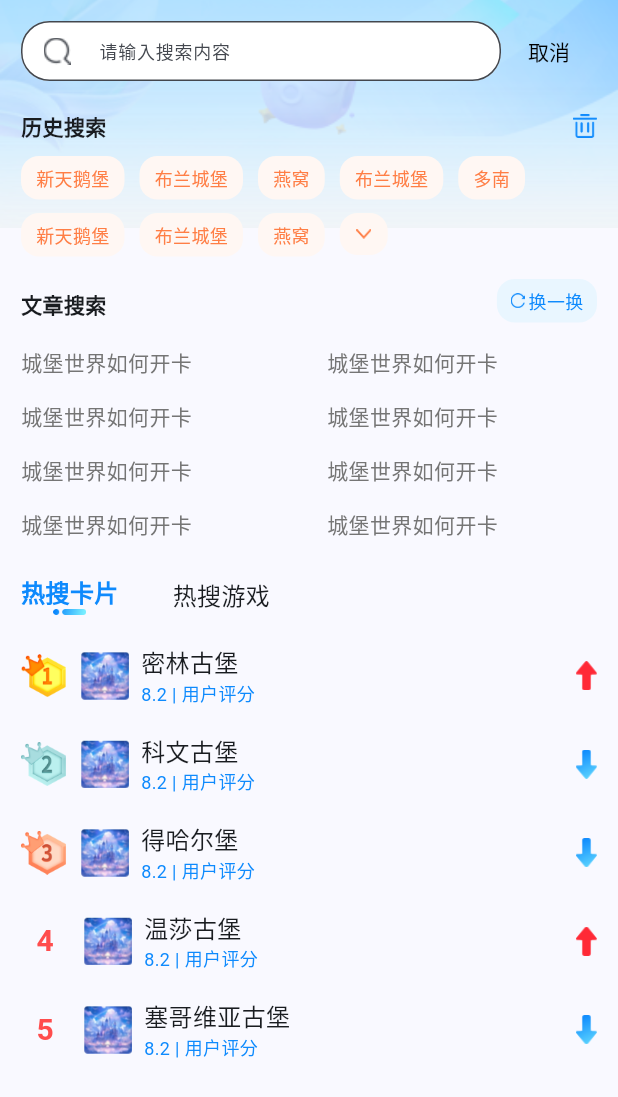
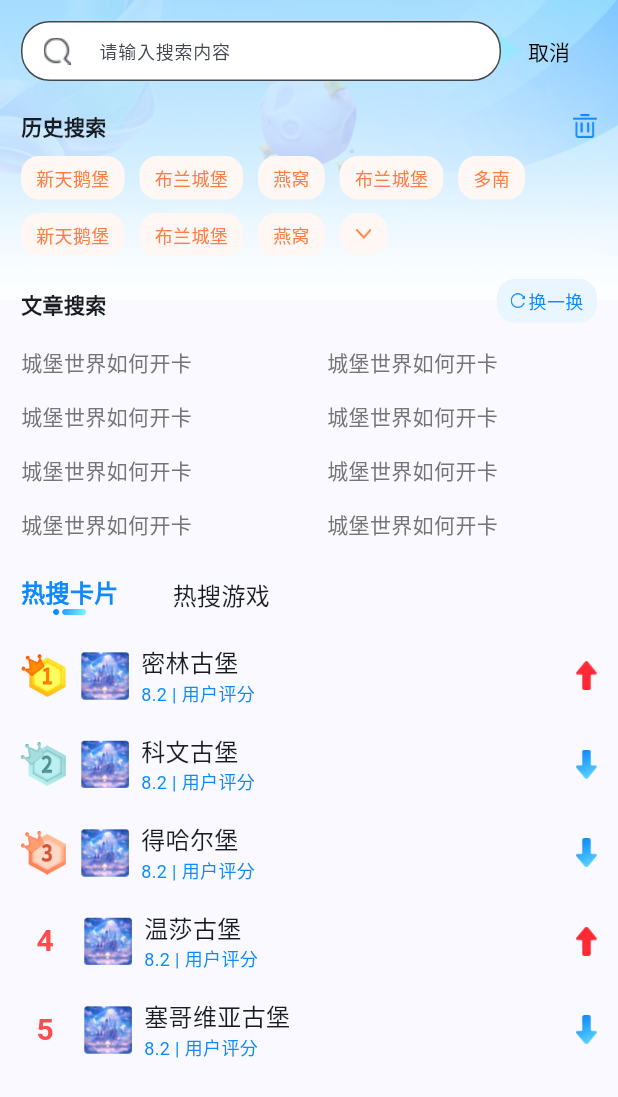
Before and after one commit to hannah2024Flutter/chengbaoworld-ui, a Flutter app: the SearchPage screen opened directly, on a phone screen of 412 x 824 dp. Shown: the top 1097 px of the screen. Run offline on Flutter 3.47's test engine with Material 3 defaults, Android fonts, the light colour scheme and no system bars.

Commit message:
背景渐变调整

```diff
--- a/lib/pages/search/search.dart
+++ b/lib/pages/search/search.dart
@@ -32,7 +32,7 @@
             top: 0,
             left: 0,
             right: 0,
-            bottom: MediaQuery.of(context).size.height - 152,
+            bottom: MediaQuery.of(context).size.height - 200,
             child: _bgpic(),
           ),
           Align(
@@ -62,10 +62,13 @@
 
   Widget _bgpic() {
     return Container(
+      width: MediaQuery.of(context).size.width,
+      height: 151,
       decoration: const BoxDecoration(
         image: DecorationImage(
           fit: BoxFit.cover, // 图片自适应填满容器且保持宽高比不变
-          image: AssetImage('assets/images/home-bg.png'), // 替换为您的背景图片资源路径
+          image:
+              AssetImage('assets/images/bg_home_homebg.webp'), // 替换为您的背景图片资源路径
         ),
       ),
     );
```
Also changed, not shown: lib/pages/app_home/app_home.dart (+12 -8 lines).
